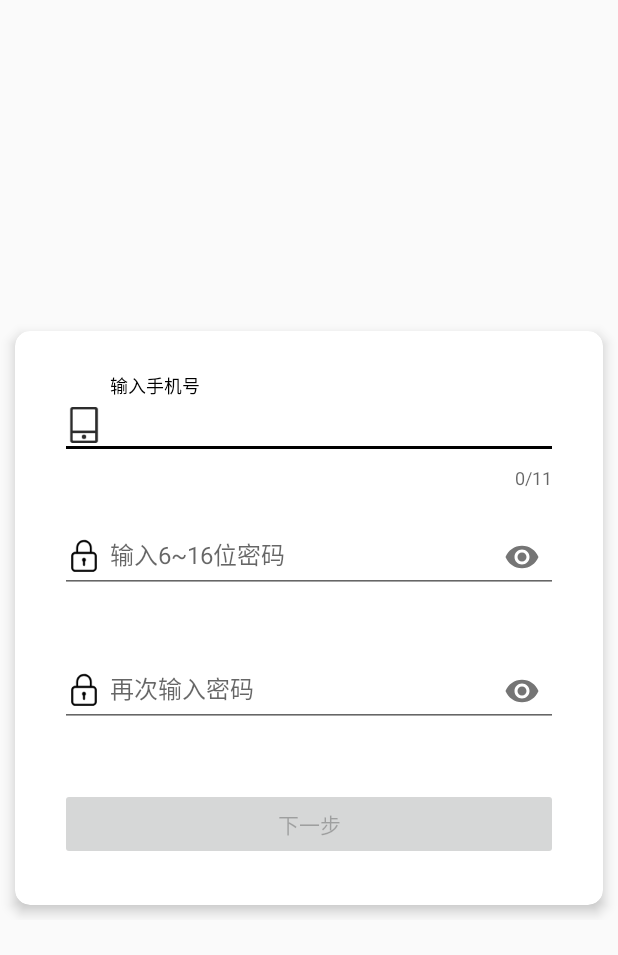
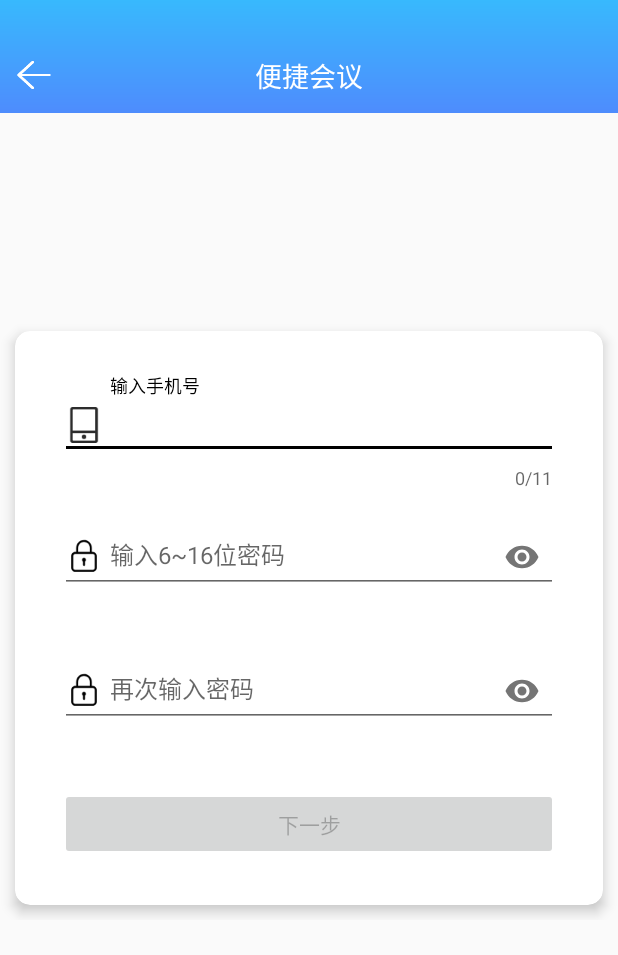
Before and after one commit to PdKingLiu/ConvenientMeeting, an Android app: the RegisterActivityOne screen opened directly, with no data from a screen before it, on a phone screen of 412 x 824 dp. Shown: the top 955 px of the screen. Run offline under Robolectric (Android 15) with nearby library versions, the phone set to English and light mode, and no system bars; our stand-ins replace ButterKnife.

Commit message:
沉浸式标题栏

```diff
--- a/app/src/main/java/com/pdking/convenientmeeting/activity/LoginActivity.java
+++ b/app/src/main/java/com/pdking/convenientmeeting/activity/LoginActivity.java
@@ -3,6 +3,8 @@ package com.pdking.convenientmeeting.activity;
 import android.Manifest;
 import android.content.Intent;
 import android.content.pm.PackageManager;
+import android.graphics.Color;
+import android.os.Build;
 import android.support.v4.app.ActivityCompat;
 import android.support.v4.content.ContextCompat;
 import android.support.v7.app.AppCompatActivity;
@@ -12,6 +14,7 @@ import android.widget.Button;
 
 import com.pdking.convenientmeeting.R;
 import com.pdking.convenientmeeting.common.ActivityContainer;
+import com.pdking.convenientmeeting.utils.SystemUtil;
 
 import butterknife.BindView;
 import butterknife.ButterKnife;
@@ -31,9 +34,11 @@ public class LoginActivity extends AppCompatActivity {
         super.onCreate(savedInstanceState);
         setContentView(R.layout.layout_login);
         ButterKnife.bind(this);
+        SystemUtil.setTitleMode(getWindow());
         ActivityContainer.addActivity(this);
         applyPermission();
     }
+
 
     @OnClick(R.id.bt_login_register)
     void onClick(View view) {
--- a/app/src/main/java/com/pdking/convenientmeeting/activity/MainActivity.java
+++ b/app/src/main/java/com/pdking/convenientmeeting/activity/MainActivity.java
@@ -13,6 +13,7 @@ import com.pdking.convenientmeeting.R;
 import com.pdking.convenientmeeting.fragment.MeetingFragment;
 import com.pdking.convenientmeeting.fragment.MineFragment;
 import com.pdking.convenientmeeting.fragment.RecordFragment;
+import com.pdking.convenientmeeting.utils.SystemUtil;
 
 import butterknife.BindView;
 import butterknife.ButterKnife;
@@ -38,6 +39,7 @@ public class MainActivity extends AppCompatActivity {
     protected void onCreate(Bundle savedInstanceState) {
         super.onCreate(savedInstanceState);
         setContentView(R.layout.layout_main);
+        SystemUtil.setTitleMode(getWindow());
         ButterKnife.bind(this);
         mFragmentManager = getSupportFragmentManager();
         initFragment();
--- a/app/src/main/java/com/pdking/convenientmeeting/activity/RegisterActivityOne.java
+++ b/app/src/main/java/com/pdking/convenientmeeting/activity/RegisterActivityOne.java
@@ -17,6 +17,7 @@ import android.widget.Toast;
 
 import com.pdking.convenientmeeting.R;
 import com.pdking.convenientmeeting.common.ActivityContainer;
+import com.pdking.convenientmeeting.utils.SystemUtil;
 
 import butterknife.BindView;
 import butterknife.ButterKnife;
@@ -47,6 +48,7 @@ public class RegisterActivityOne extends AppCompatActivity {
     protected void onCreate(Bundle savedInstanceState) {
         super.onCreate(savedInstanceState);
         setContentView(R.layout.layout_register_one);
+        SystemUtil.setTitleMode(getWindow());
         ButterKnife.bind(this);
         bt_Next.setEnabled(false);
         ActivityContainer.addActivity(this);
--- a/app/src/main/java/com/pdking/convenientmeeting/activity/RegisterActivityThree.java
+++ b/app/src/main/java/com/pdking/convenientmeeting/activity/RegisterActivityThree.java
@@ -33,6 +33,7 @@ import com.haozhang.lib.SlantedTextView;
 import com.pdking.convenientmeeting.R;
 import com.pdking.convenientmeeting.common.ActivityContainer;
 import com.pdking.convenientmeeting.db.UserInfo;
+import com.pdking.convenientmeeting.utils.SystemUtil;
 
 import java.io.File;
 import java.io.FileNotFoundException;
@@ -89,9 +90,9 @@ public class RegisterActivityThree extends AppCompatActivity {
 
     @Override
     protected void onCreate(Bundle savedInstanceState) {
-
         super.onCreate(savedInstanceState);
         setContentView(R.layout.layout_register_three);
+        SystemUtil.setTitleMode(getWindow());
         ButterKnife.bind(this);
         ActivityContainer.addActivity(this);
         btnLogin.setEnabled(false);
--- a/app/src/main/java/com/pdking/convenientmeeting/activity/RegisterActivityTwo.java
+++ b/app/src/main/java/com/pdking/convenientmeeting/activity/RegisterActivityTwo.java
@@ -13,6 +13,7 @@ import android.widget.Toast;
 
 import com.pdking.convenientmeeting.R;
 import com.pdking.convenientmeeting.common.ActivityContainer;
+import com.pdking.convenientmeeting.utils.SystemUtil;
 
 import butterknife.BindView;
 import butterknife.ButterKnife;
@@ -65,6 +66,7 @@ public class RegisterActivityTwo extends AppCompatActivity {
     protected void onCreate(Bundle savedInstanceState) {
         super.onCreate(savedInstanceState);
         setContentView(R.layout.layout_register_two);
+        SystemUtil.setTitleMode(getWindow());
         ButterKnife.bind(this);
         ActivityContainer.addActivity(this);
         Message msg = new Message();
--- a/app/src/main/java/com/pdking/convenientmeeting/activity/ShowFaceResultActivity.java
+++ b/app/src/main/java/com/pdking/convenientmeeting/activity/ShowFaceResultActivity.java
@@ -38,6 +38,7 @@ import com.pdking.convenientmeeting.R;
 import com.pdking.convenientmeeting.utils.ImageUtil;
 import com.pdking.convenientmeeting.common.Constant;
 import com.pdking.convenientmeeting.db.UserInfo;
+import com.pdking.convenientmeeting.utils.SystemUtil;
 
 import java.io.File;
 import java.util.ArrayList;
@@ -106,6 +107,7 @@ public class ShowFaceResultActivity extends AppCompatActivity {
     protected void onCreate(Bundle savedInstanceState) {
         super.onCreate(savedInstanceState);
         setContentView(R.layout.layout_show_face_result);
+        SystemUtil.setTitleMode(getWindow());
         ButterKnife.bind(this);
         faceUri = getIntent().getParcelableExtra("uri");
         File file = new File(getExternalCacheDir(), "user_face.jpg");
--- /dev/null
+++ b/app/src/main/java/com/pdking/convenientmeeting/utils/SystemUtil.java
@@ -0,0 +1,33 @@
+package com.pdking.convenientmeeting.utils;
+
+import android.content.Context;
+import android.content.res.Resources;
+import android.graphics.Color;
+import android.os.Build;
+import android.view.View;
+import android.view.Window;
+
+/**
+ * @author liupeidong
+ * Created on 2019/2/14 16:09
+ */
+public class SystemUtil {
+
+    public static int getStatusBarHeight(Context context) {
+        Resources resources = context.getResources();
+        int resourceId = resources.getIdentifier("status_bar_height", "dimen","android");
+        return resources.getDimensionPixelSize(resourceId);
+    }
+
+    public static void setTitleMode(Window window) {
+        if (Build.VERSION.SDK_INT >= 21) {
+            View decorView = window.getDecorView();
+            int option = View.SYSTEM_UI_FLAG_LAYOUT_HIDE_NAVIGATION
+                    | View.SYSTEM_UI_FLAG_LAYOUT_FULLSCREEN
+                    | View.SYSTEM_UI_FLAG_LAYOUT_STABLE;
+            decorView.setSystemUiVisibility(option);
+            window.setNavigationBarColor(Color.TRANSPARENT);
+            window.setStatusBarColor(Color.TRANSPARENT);
+        }
+    }
+}
--- a/app/src/main/java/com/pdking/convenientmeeting/weight/TitleView.java
+++ b/app/src/main/java/com/pdking/convenientmeeting/weight/TitleView.java
@@ -9,10 +9,12 @@ import android.util.AttributeSet;
 import android.view.LayoutInflater;
 import android.view.View;
 import android.widget.Button;
+import android.widget.LinearLayout;
 import android.widget.RelativeLayout;
 import android.widget.TextView;
 
 import com.pdking.convenientmeeting.R;
+import com.pdking.convenientmeeting.utils.SystemUtil;
 
 /**
  * @author liupeidong
@@ -28,7 +30,7 @@ public class TitleView extends RelativeLayout {
     private LeftTextClickListener leftTextClickListener;
     private RightTextClickListener rightTextClickListener;
 
-    private RelativeLayout rlViewGroup;
+    private LinearLayout rlViewGroup;
 
     interface LeftClickListener {
         void OnLeftButtonClick();
@@ -123,11 +125,14 @@ public class TitleView extends RelativeLayout {
     private void initAttrs(Context context, AttributeSet attrs) {
         TypedArray typedArray = context.obtainStyledAttributes(attrs, R.styleable.TitleView);
 
-        int viewGroupColor = typedArray.getColor(R.styleable.TitleView_background, Color.WHITE);
-        rlViewGroup.setBackgroundColor(viewGroupColor);
+        Drawable viewGroupDrawable = typedArray.getDrawable(R.styleable.TitleView_titleBackground);
+        if (viewGroupDrawable == null) {
+            viewGroupDrawable = getResources().getDrawable(R.drawable.shape_gradient);
+        }
+        rlViewGroup.setBackground(viewGroupDrawable);
 
         float titleSize = typedArray.getDimension(R.styleable.TitleView_titleTextSize, 18);
-        int titleColor = typedArray.getColor(R.styleable.TitleView_titleColor, Color.BLACK);
+        int titleColor = typedArray.getColor(R.styleable.TitleView_titleColor, Color.WHITE);
         String titleText = typedArray.getString(R.styleable.TitleView_titleText);
         tvTitle.setText(titleText);
         tvTitle.setTextSize(titleSize);
@@ -138,10 +143,15 @@ public class TitleView extends RelativeLayout {
             leftIcon = getResources().getDrawable(R.mipmap.title_return);
         }
         String leftText = typedArray.getString(R.styleable.TitleView_leftText);
+        if (leftText == null ||leftText.equals("")) {
+            leftText = "返回";
+        }
         float leftTextSize = typedArray.getDimension(R.styleable.TitleView_leftTextSize, 15);
-        int leftTextColor = typedArray.getColor(R.styleable.TitleView_leftTextColor, Color.BLACK);
-        boolean leftIconVisibility = typedArray.getBoolean(R.styleable.TitleView_leftIconVisibility, true);
-        boolean leftTextVisibility = typedArray.getBoolean(R.styleable.TitleView_leftTextVisibility, true);
+        int leftTextColor = typedArray.getColor(R.styleable.TitleView_leftTextColor, Color.WHITE);
+        boolean leftIconVisibility = typedArray.getBoolean(R.styleable
+                .TitleView_leftIconVisibility, true);
+        boolean leftTextVisibility = typedArray.getBoolean(R.styleable
+                .TitleView_leftTextVisibility, true);
         btnReturn.setBackground(leftIcon);
         if (leftIconVisibility) {
             btnReturn.setVisibility(View.VISIBLE);
@@ -162,10 +172,15 @@ public class TitleView extends RelativeLayout {
             rightIcon = getResources().getDrawable(R.mipmap.title_menu);
         }
         String rightText = typedArray.getString(R.styleable.TitleView_rightText);
+        if (rightText == null ||leftText.equals("")) {
+            rightText = "菜单";
+        }
         float rightTextSize = typedArray.getDimension(R.styleable.TitleView_rightTextSize, 15);
-        int rightTextColor = typedArray.getColor(R.styleable.TitleView_rightTextColor, Color.BLACK);
-        boolean rightIconVisibility = typedArray.getBoolean(R.styleable.TitleView_rightIconVisibility, false);
-        boolean rightTextVisibility = typedArray.getBoolean(R.styleable.TitleView_rightTextVisibility, false);
+        int rightTextColor = typedArray.getColor(R.styleable.TitleView_rightTextColor, Color.WHITE);
+        boolean rightIconVisibility = typedArray.getBoolean(R.styleable
+                .TitleView_rightIconVisibility, false);
+        boolean rightTextVisibility = typedArray.getBoolean(R.styleable
+                .TitleView_rightTextVisibility, false);
         btnMenu.setBackground(rightIcon);
         if (rightIconVisibility) {
             btnMenu.setVisibility(View.VISIBLE);
--- /dev/null
+++ b/app/src/main/res/drawable/shape_gradient.xml
@@ -0,0 +1,7 @@
+<?xml version="1.0" encoding="utf-8"?>
+<shape xmlns:android="http://schemas.android.com/apk/res/android">
+    <gradient
+        android:angle="90"
+        android:endColor="#38b9fd"
+        android:startColor="#4e8cfd" />
+</shape>
--- a/app/src/main/res/layout/layout_main.xml
+++ b/app/src/main/res/layout/layout_main.xml
@@ -7,6 +7,12 @@
     android:layout_height="match_parent"
     tools:context=".activity.MainActivity">
 
+    <com.pdking.convenientmeeting.weight.TitleView
+        app:titleText="便捷会议"
+        app:leftTextVisibility="false"
+        app:leftIconVisibility="false"
+        android:layout_width="match_parent"
+        android:layout_height="75dp" />
 
     <FrameLayout
         android:id="@+id/fl_main"
--- a/app/src/main/res/layout/layout_register_one.xml
+++ b/app/src/main/res/layout/layout_register_one.xml
@@ -7,17 +7,24 @@
     android:orientation="vertical"
     tools:context=".activity.RegisterActivityOne">
 
+    <com.pdking.convenientmeeting.weight.TitleView
+        android:layout_width="match_parent"
+        android:layout_height="75dp"
+        android:layout_alignParentTop="true"
+        app:leftTextVisibility="false"
+        app:titleText="便捷会议" />
+
     <android.support.v4.widget.NestedScrollView
         android:layout_width="match_parent"
         android:layout_height="wrap_content"
         android:layout_centerInParent="true">
 
         <android.support.v7.widget.CardView
+            android:layout_width="match_parent"
+            android:layout_height="wrap_content"
             android:layout_margin="10dp"
-            android:layout_width="match_parent"
-            app:cardElevation="5dp"
-            android:layout_height="wrap_content"
-            app:cardCornerRadius="10dp">
+            app:cardCornerRadius="10dp"
+            app:cardElevation="5dp">
 
 
             <LinearLayout
@@ -37,7 +44,6 @@
 
                     <android.support.design.widget.TextInputEditText
                         android:id="@+id/ed_register_phone_number"
-                        android:textSize="16sp"
                         android:layout_width="match_parent"
                         android:layout_height="wrap_content"
                         android:drawableLeft="@mipmap/ed_register_phone_left"
@@ -47,14 +53,15 @@
                         android:imeOptions="actionNext"
                         android:includeFontPadding="true"
                         android:inputType="number"
-                        android:maxLength="11" />
+                        android:maxLength="11"
+                        android:textSize="16sp" />
 
                 </android.support.design.widget.TextInputLayout>
 
                 <android.support.design.widget.TextInputLayout
-                    android:layout_marginTop="10dp"
                     android:layout_width="match_parent"
                     android:layout_height="wrap_content"
+                    android:layout_marginTop="10dp"
                     app:counterOverflowTextAppearance="@style/TextAppearance.Design.Counter.Overflow"
                     app:errorEnabled="true"
                     app:passwordToggleEnabled="true"
@@ -62,7 +69,6 @@
 
                     <android.support.design.widget.TextInputEditText
                         android:id="@+id/ed_register_password"
-                        android:textSize="16sp"
                         android:layout_width="match_parent"
                         android:layout_height="wrap_content"
                         android:drawableLeft="@mipmap/ed_password_left"
@@ -72,14 +78,15 @@
                         android:imeOptions="actionNext"
                         android:includeFontPadding="true"
                         android:inputType="textPassword"
-                        android:maxLength="16" />
+                        android:maxLength="16"
+                        android:textSize="16sp" />
 
                 </android.support.design.widget.TextInputLayout>
 
                 <android.support.design.widget.TextInputLayout
-                    android:layout_marginTop="10dp"
                     android:layout_width="match_parent"
                     android:layout_height="wrap_content"
+                    android:layout_marginTop="10dp"
                     app:counterOverflowTextAppearance="@style/TextAppearance.Design.Counter.Overflow"
                     app:errorEnabled="true"
                     app:passwordToggleEnabled="true"
@@ -87,7 +94,6 @@
 
                     <android.support.design.widget.TextInputEditText
                         android:id="@+id/ed_register_password_again"
-                        android:textSize="16sp"
                         android:layout_width="match_parent"
                         android:layout_height="wrap_content"
                         android:drawableLeft="@mipmap/ed_password_left"
@@ -97,15 +103,16 @@
                         android:imeOptions="actionDone"
                         android:includeFontPadding="true"
                         android:inputType="textPassword"
-                        android:maxLength="16" />
+                        android:maxLength="16"
+                        android:textSize="16sp" />
                 </android.support.design.widget.TextInputLayout>
 
 
                 <Button
                     android:id="@+id/bt_register_next"
-                    android:layout_marginTop="20dp"
                     android:layout_width="match_parent"
                     android:layout_height="wrap_content"
+                    android:layout_marginTop="20dp"
                     android:text="下一步" />
 
             </LinearLayout>
--- a/app/src/main/res/layout/layout_register_three.xml
+++ b/app/src/main/res/layout/layout_register_three.xml
@@ -7,6 +7,12 @@
     android:background="#F8F8F8"
     android:orientation="vertical"
     tools:context=".activity.RegisterActivityThree">
+
+    <com.pdking.convenientmeeting.weight.TitleView
+        app:titleText="便捷会议"
+        app:leftTextVisibility="false"
+        android:layout_width="match_parent"
+        android:layout_height="75dp" />
 
     <android.support.v4.widget.NestedScrollView
         android:layout_width="match_parent"
--- a/app/src/main/res/layout/layout_titleview.xml
+++ b/app/src/main/res/layout/layout_titleview.xml
@@ -1,6 +1,17 @@
 <?xml version="1.0" encoding="utf-8"?>
-<RelativeLayout xmlns:android="http://schemas.android.com/apk/res/android"
+<LinearLayout xmlns:android="http://schemas.android.com/apk/res/android"
     android:id="@+id/rl_viewGroup"
+    android:layout_width="match_parent"
+    android:layout_height="75dp"
+    android:background="@drawable/shape_gradient"
+    android:orientation="vertical">
+
+    <View
+        android:background="@android:color/transparent"
+        android:layout_width="match_parent"
+        android:layout_height="25dp" />
+
+    <RelativeLayout
         android:layout_width="match_parent"
         android:layout_height="50dp">
 
@@ -31,12 +42,12 @@
         </LinearLayout>
 
         <TextView
-        android:textColor="@android:color/black"
             android:id="@+id/tv_title"
             android:layout_width="wrap_content"
             android:layout_height="wrap_content"
             android:layout_centerInParent="true"
             android:text="标题"
+            android:textColor="@android:color/black"
             android:textSize="18sp" />
 
 
@@ -69,3 +80,5 @@
         </LinearLayout>
 
     </RelativeLayout>
+
+</LinearLayout>
--- a/app/src/main/res/values/attrs.xml
+++ b/app/src/main/res/values/attrs.xml
@@ -15,7 +15,7 @@
         <attr name="leftTextSize" format="dimension" />
         <attr name="rightTextSize" format="dimension" />
         <attr name="titleTextSize" format="dimension" />
-        <attr name="background" format="color" />
+        <attr name="titleBackground" format="reference" />
         <attr name="titleColor" format="color" />
         <attr name="leftTextColor" format="color" />
         <attr name="rightTextColor" format="color" />
```
Also changed, not shown: app/src/main/res/layout/layout_login.xml (+9 -0 lines), app/src/main/res/layout/layout_register_two.xml (+26 -19 lines), app/src/main/res/layout/layout_show_face_result.xml (+15 -1 lines), app/src/main/res/mipmap-xhdpi/title_menu.png, app/src/main/res/mipmap-xhdpi/title_return.png, app/src/main/res/mipmap-xhdpi/title_return2.png. Lines whose indentation alone changed are shown as unchanged.
